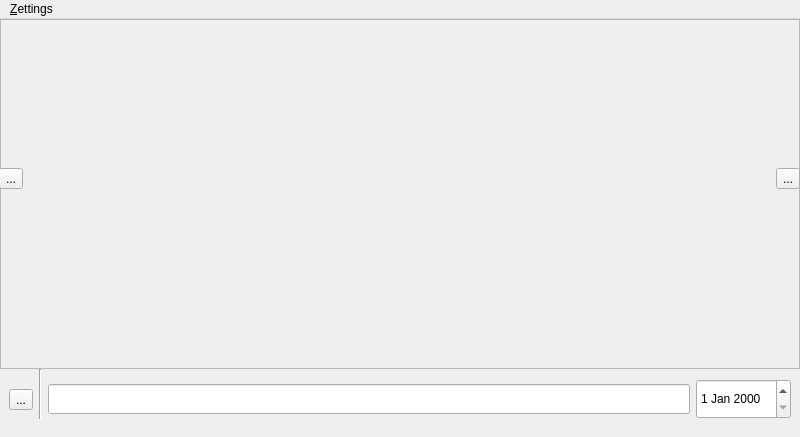
Qt form src/another_5.ui (deddu/todoy_legacy) before a commit.
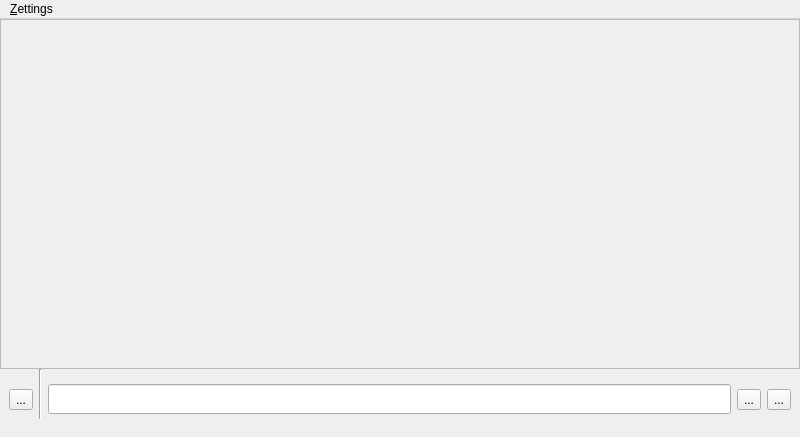
The same form after that commit. Icons and pictures are not drawn.

Commit message: ui and next/previous day added and working.

Diff of the .ui file:
```diff
--- a/src/another_5.ui
+++ b/src/another_5.ui
@@ -225,36 +225,6 @@
         </widget>
        </item>
        <item>
-        <widget class="QDateEdit" name="dateEdit_2">
-         <property name="sizePolicy">
-          <sizepolicy hsizetype="Minimum" vsizetype="Fixed">
-           <horstretch>0</horstretch>
-           <verstretch>40</verstretch>
-          </sizepolicy>
-         </property>
-         <property name="minimumSize">
-          <size>
-           <width>0</width>
-           <height>40</height>
-          </size>
-         </property>
-        </widget>
-       </item>
-      </layout>
-     </widget>
-    </widget>
-   </widget>
-   <widget class="QWidget" name="horizontalLayoutWidget">
-    <property name="geometry">
-     <rect>
-      <x>-1</x>
-      <y>120</y>
-      <width>801</width>
-      <height>80</height>
-     </rect>
-    </property>
-    <layout class="QHBoxLayout" name="horizontalLayout_2">
-     <item>
       <widget class="QToolButton" name="toolButton_2">
        <property name="text">
         <string>...</string>
@@ -265,19 +235,6 @@
        </property>
       </widget>
      </item>
-     <item>
-      <spacer name="horizontalSpacer_2">
-       <property name="orientation">
-        <enum>Qt::Horizontal</enum>
-       </property>
-       <property name="sizeHint" stdset="0">
-        <size>
-         <width>40</width>
-         <height>20</height>
-        </size>
-       </property>
-      </spacer>
-     </item>
      <item>
       <widget class="QToolButton" name="toolButton_4">
        <property name="text">
@@ -292,6 +249,8 @@
     </layout>
    </widget>
   </widget>
+   </widget>
+  </widget>
   <widget class="QMenuBar" name="menubar">
    <property name="geometry">
     <rect>
@@ -308,6 +267,7 @@
     <addaction name="actionSettings"/>
     <addaction name="actionSave"/>
     <addaction name="actionLoad"/>
+    <addaction name="actionJumpdate"/>
     <addaction name="actionAbout"/>
     <addaction name="actionSync"/>
     <addaction name="actionQuit"/>
@@ -344,6 +304,11 @@
     <string>sync</string>
    </property>
   </action>
+  <action name="actionJumpdate">
+   <property name="text">
+    <string>jumpdate</string>
+   </property>
+  </action>
  </widget>
  <resources>
   <include location="todoy.qrc"/>
```
Lines whose indentation alone changed are shown as unchanged. The commit also changes 7 other files.
